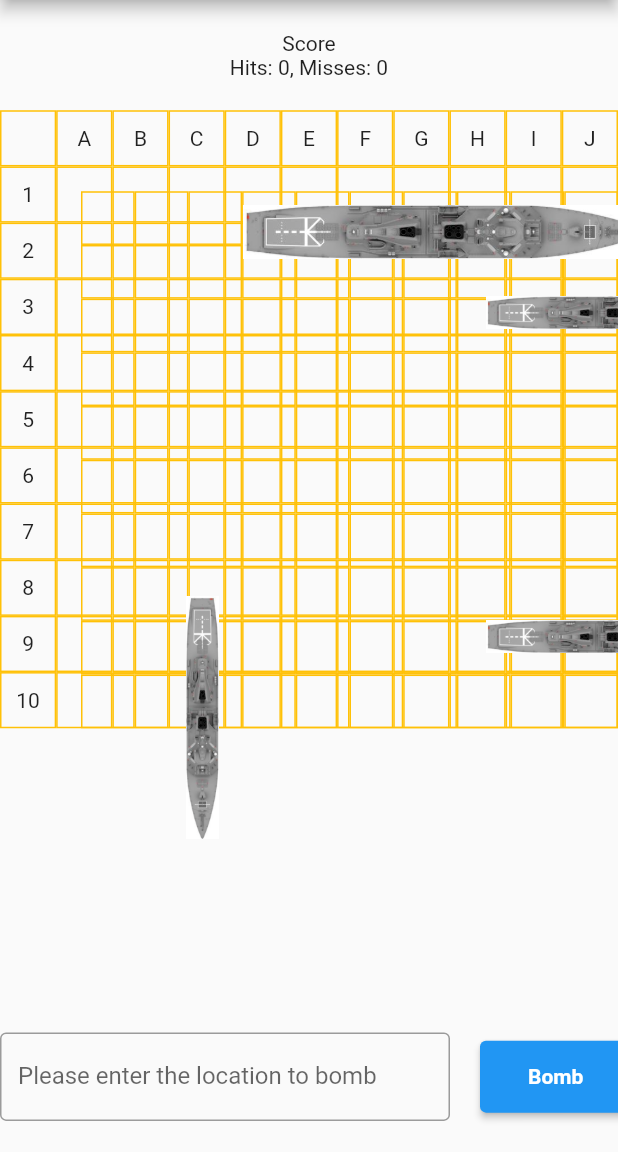
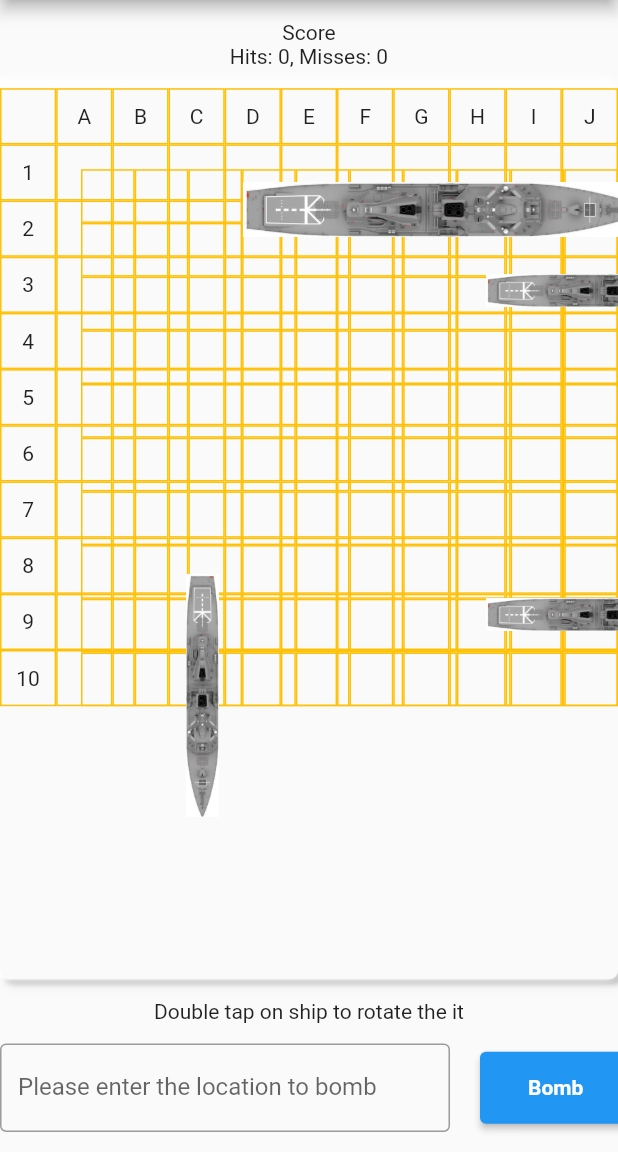
Before and after one commit to viveknimkarde/battleship, a Flutter app: the screen it shows after launch, on a phone screen of 412 x 824 dp, the part 84-1236 px from its top. Run offline on Flutter 3.47's test engine with Material 2 defaults, Android fonts, the phone set to English and light mode, and no system bars; our stand-ins replace flutter_hooks, freezed_annotation, hooks_riverpod, just_audio, riverpod.

Commit message:
Add ship rotate instruction

```diff
--- /dev/null
+++ b/lib/components/base_grid.dart
@@ -0,0 +1,23 @@
+import 'package:battleship/components/battle_grid_tile.dart';
+import 'package:battleship/util.dart';
+import 'package:flutter/material.dart';
+
+class BaseGrid extends StatelessWidget {
+  const BaseGrid({
+    Key? key,
+    required this.cellsize,
+  }) : super(key: key);
+
+  final double cellsize;
+
+  @override
+  Widget build(BuildContext context) {
+    return GridView.count(
+        shrinkWrap: true,
+        crossAxisCount: 11,
+        children: List.generate(121, (index) {
+          final cord = oneDToTwoD(index, 11);
+          return BattleGridTile(cord: cord, cellsize: cellsize);
+        }));
+  }
+}
--- /dev/null
+++ b/lib/components/drag_target_grid.dart
@@ -0,0 +1,34 @@
+import 'package:battleship/components/battlefield_cell.dart';
+import 'package:battleship/models.dart';
+import 'package:battleship/util.dart';
+import 'package:flutter/material.dart';
+
+class DragTargetGrid extends StatelessWidget {
+  const DragTargetGrid({
+    Key? key,
+    required this.cellsize,
+    required this.activeDrangIndex,
+  }) : super(key: key);
+
+  final double cellsize;
+  final ValueNotifier<List<Coordinate>?> activeDrangIndex;
+
+  @override
+  Widget build(BuildContext context) {
+    return Padding(
+      padding: EdgeInsets.only(left: cellsize, top: cellsize),
+      child: GridView.count(
+        shrinkWrap: true,
+        crossAxisCount: 10,
+        children: List.generate(100, (index) {
+          final iCoordinates = oneDToTwoD(index, 10);
+          return BattleFieldCell(
+              activeDrangIndex: activeDrangIndex,
+              iCoordinates: iCoordinates,
+              cellsize: cellsize,
+              index: index);
+        }),
+      ),
+    );
+  }
+}
--- /dev/null
+++ b/lib/components/hit_result_target_grid.dart
@@ -0,0 +1,34 @@
+import 'package:battleship/components/hit_result_tile.dart';
+import 'package:battleship/models.dart';
+import 'package:battleship/util.dart';
+import 'package:flutter/material.dart';
+
+class HitResultTargetGrid extends StatelessWidget {
+  const HitResultTargetGrid({
+    Key? key,
+    required this.cellsize,
+    required this.boardState,
+  }) : super(key: key);
+
+  final double cellsize;
+  final BoardState boardState;
+
+  @override
+  Widget build(BuildContext context) {
+    return Padding(
+      padding: EdgeInsets.only(left: cellsize, top: cellsize),
+      child: IgnorePointer(
+        child: GridView.count(
+          crossAxisCount: 10,
+          children: List.generate(100, (index) {
+            Coordinate targetLoc = oneDToTwoD(index, 10);
+            return HitResultTile(
+              boardState: boardState,
+              targetLoc: targetLoc,
+            );
+          }),
+        ),
+      ),
+    );
+  }
+}
--- a/lib/components/hit_result_tile.dart
+++ b/lib/components/hit_result_tile.dart
@@ -5,16 +5,16 @@ class HitResultTile extends StatelessWidget {
   const HitResultTile({
     Key? key,
     required this.boardState,
-    required this.coord,
+    required this.targetLoc,
   }) : super(key: key);
 
   final BoardState boardState;
-  final Coordinate coord;
+  final Coordinate targetLoc;
 
   @override
   Widget build(BuildContext context) {
-    bool isHit = boardState.hits.any((element) => element == coord);
-    bool isMiss = boardState.misses.any((element) => element == coord);
+    bool isHit = boardState.hits.any((element) => element == targetLoc);
+    bool isMiss = boardState.misses.any((element) => element == targetLoc);
     return Center(
         child: Text(
       (isHit ? 'X' : '') + (isMiss ? 'O' : ''),
--- /dev/null
+++ b/lib/components/score_grid.dart
@@ -0,0 +1,23 @@
+import 'package:battleship/models.dart';
+import 'package:flutter/material.dart';
+
+class ScoreBoard extends StatelessWidget {
+  const ScoreBoard({
+    Key? key,
+    required this.boardState,
+  }) : super(key: key);
+
+  final BoardState boardState;
+
+  @override
+  Widget build(BuildContext context) {
+    return Column(
+      mainAxisSize: MainAxisSize.min,
+      children: [
+        const Text("Score"),
+        Text(
+            "Hits: ${boardState.hits.length}, Misses: ${boardState.misses.length}"),
+      ],
+    );
+  }
+}
--- a/lib/main.dart
+++ b/lib/main.dart
@@ -1,11 +1,12 @@
-import 'package:battleship/components/battle_grid_tile.dart';
+import 'package:battleship/components/base_grid.dart';
 import 'package:battleship/components/battle_ship.dart';
-import 'package:battleship/components/battlefield_cell.dart';
 import 'package:battleship/components/control_panel.dart';
-import 'package:battleship/components/hit_result_tile.dart';
+import 'package:battleship/components/drag_target_grid.dart';
+import 'package:battleship/components/hit_result_target_grid.dart';
+import 'package:battleship/components/score_grid.dart';
 import 'package:battleship/models.dart';
 import 'package:battleship/providers.dart';
-import 'package:battleship/util.dart';
+import 'package:battleship/style_constants.dart';
 import 'package:flutter/material.dart';
 import 'package:flutter_hooks/flutter_hooks.dart';
 import 'package:hooks_riverpod/hooks_riverpod.dart';
@@ -51,66 +52,31 @@ class GamePlay extends HookWidget {
         mainAxisAlignment: MainAxisAlignment.spaceEvenly,
         mainAxisSize: MainAxisSize.max,
         children: [
-          Column(
-            mainAxisSize: MainAxisSize.min,
-            children: [
-              const Text("Score"),
-              Text(
-                  "Hits: ${boardState.hits.length}, Misses: ${boardState.misses.length}"),
-            ],
-          ),
-          SizedBox(
+          ScoreBoard(boardState: boardState),
+          Container(
+            decoration: boxDecoration,
             width: cellsize * 11,
             height: cellsize * 11,
             child: Stack(
               children: <Widget>[
-                //BaseGrid With Labels
-                GridView.count(
-                    shrinkWrap: true,
-                    crossAxisCount: 11,
-                    children: List.generate(121, (index) {
-                      final cord = oneDToTwoD(index, 11);
-                      return BattleGridTile(cord: cord, cellsize: cellsize);
-                    })),
-
-                //Active Grid For DragTarget
-                Padding(
-                  padding: EdgeInsets.only(left: cellsize, top: cellsize),
-                  child: GridView.count(
-                    shrinkWrap: true,
-                    crossAxisCount: 10,
-                    children: List.generate(100, (index) {
-                      final iCoordinates = oneDToTwoD(index, 10);
-                      return BattleFieldCell(
-                          activeDrangIndex: activeDrangIndex,
-                          iCoordinates: iCoordinates,
-                          cellsize: cellsize,
-                          index: index);
-                    }),
-                  ),
-                ),
+                // BaseGrid With Labels
+                BaseGrid(cellsize: cellsize),
+                // Active Grid For DragTarget
+                DragTargetGrid(
+                    cellsize: cellsize, activeDrangIndex: activeDrangIndex),
+                // Ships
                 ...boardState.ships.map((ship) {
                   return Ship(
                       cellsize: cellsize,
                       activeDrangIndex: activeDrangIndex,
                       ship: ship);
                 }),
-                Padding(
-                  padding: EdgeInsets.only(left: cellsize, top: cellsize),
-                  child: IgnorePointer(
-                    child: GridView.count(
-                      crossAxisCount: 10,
-                      children: List.generate(100, (index) {
-                        Coordinate coord = oneDToTwoD(index, 10);
-                        return HitResultTile(
-                            boardState: boardState, coord: coord);
-                      }),
-                    ),
-                  ),
-                ),
+                //
+                HitResultTargetGrid(cellsize: cellsize, boardState: boardState),
               ],
             ),
           ),
+          const Text("Double tap on ship to rotate the it"),
           ControllPanel(bombLocationController: bombLocationController),
         ],
       ),
--- a/lib/style_constants.dart
+++ b/lib/style_constants.dart
@@ -1,6 +1,6 @@
 import 'package:flutter/material.dart';
 
-const elevation = 2.0;
+const elevation = 5.0;
 final boxDecoration = BoxDecoration(
   borderRadius: BorderRadius.circular(6.0),
   color: Colors.grey.shade50,
@@ -16,15 +16,15 @@ final boxDecoration = BoxDecoration(
         spreadRadius: 0.0,
         blurRadius: elevation / 2.0,
         offset: const Offset(3.0, 3.0)),
-    BoxShadow(
+    const BoxShadow(
         color: Colors.white,
         spreadRadius: 2.0,
         blurRadius: elevation,
-        offset: const Offset(-3.0, -3.0)),
-    BoxShadow(
+        offset: Offset(-3.0, -3.0)),
+    const BoxShadow(
         color: Colors.white,
         spreadRadius: 2.0,
         blurRadius: elevation / 2,
-        offset: const Offset(-3.0, -3.0)),
+        offset: Offset(-3.0, -3.0)),
   ],
 );
--- a/lib/util.dart
+++ b/lib/util.dart
@@ -3,10 +3,7 @@ import 'package:battleship/models.dart';
 import 'package:just_audio/just_audio.dart';
 
 Coordinate getCoordinate(String location) {
-  if (location.length == 2) {
-    throw ("incomplete location");
-  }
-  int xCoord = kXLabels.indexOf(location[1]);
+  int xCoord = kXLabels.indexOf(location.substring(1));
   int yCoord = kYLabels.indexOf(location[0]);
   return Coordinate(x: xCoord, y: yCoord);
 }
```
